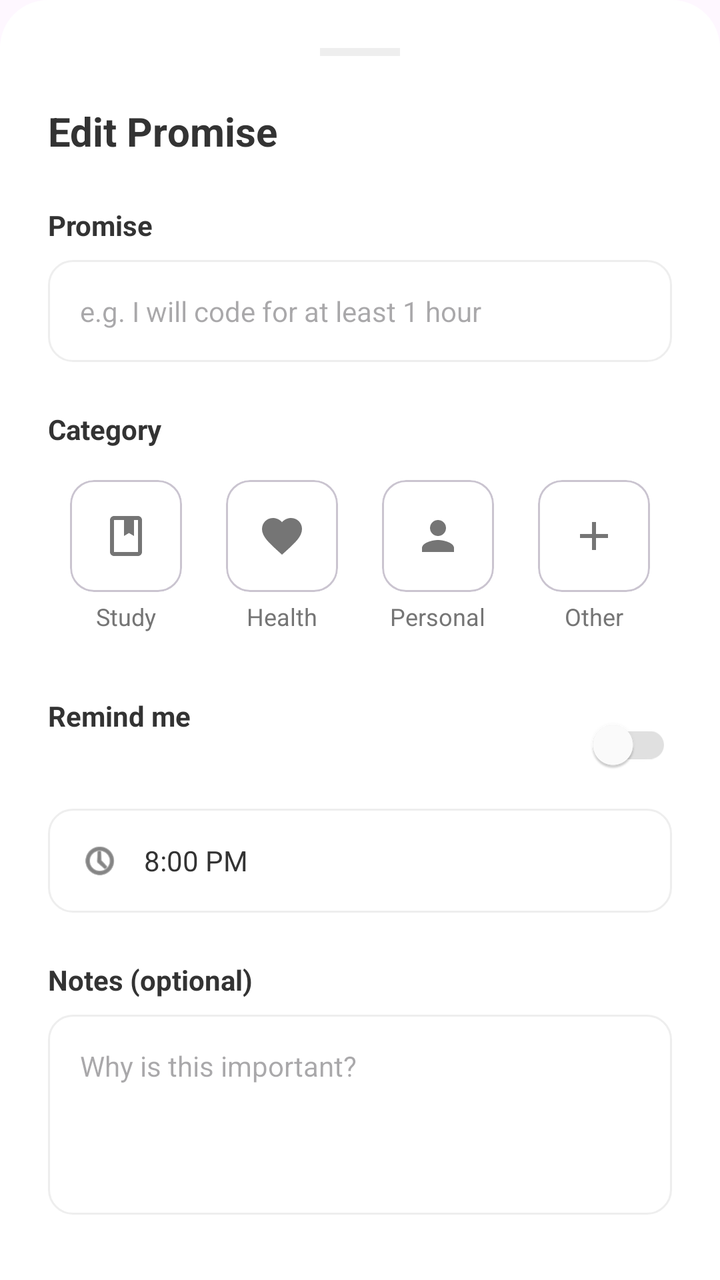
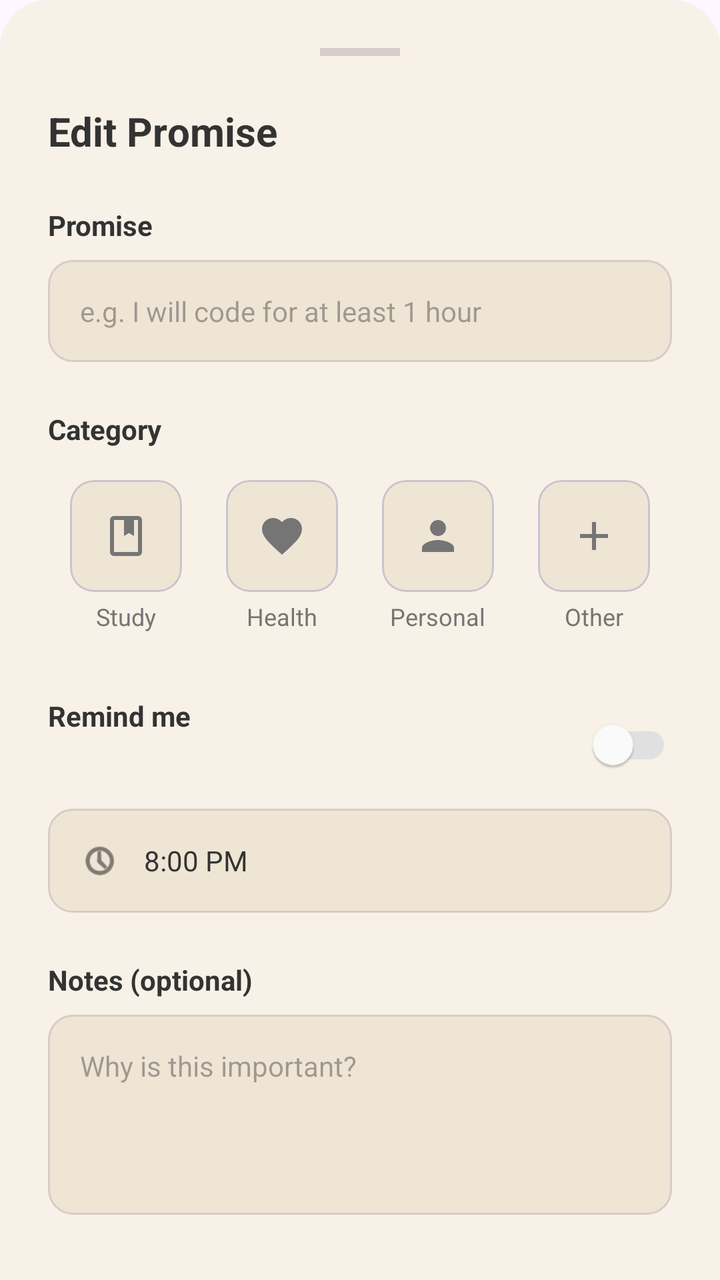

Compare the two renders of this Android layout. The source of the first and the diff that turns it into the second are given below.
<!-- AndroidManifest.xml: application theme Theme.PromiseKeeper -->
<!-- res/layout/dialog_edit_promise.xml -->
<?xml version="1.0" encoding="utf-8"?>
<androidx.core.widget.NestedScrollView xmlns:android="http://schemas.android.com/apk/res/android"
    xmlns:app="http://schemas.android.com/apk/res-auto"
    xmlns:tools="http://schemas.android.com/tools"
    android:layout_width="match_parent"
    android:layout_height="wrap_content"
    android:background="@drawable/bg_bottom_sheet">

    <LinearLayout
        android:layout_width="match_parent"
        android:layout_height="wrap_content"
        android:orientation="vertical"
        android:padding="24dp">

        <View
            android:layout_width="40dp"
            android:layout_height="4dp"
            android:layout_gravity="center"
            android:layout_marginBottom="24dp"
            android:background="@color/light_gray" />

        <TextView
            android:id="@+id/tvTitle"
            android:layout_width="wrap_content"
            android:layout_height="wrap_content"
            android:text="Edit Promise"
            android:textColor="@color/text_dark"
            android:textSize="20sp"
            android:textStyle="bold" />

        <TextView
            android:layout_width="wrap_content"
            android:layout_height="wrap_content"
            android:layout_marginTop="24dp"
            android:text="Promise"
            android:textColor="@color/text_dark"
            android:textStyle="bold" />

        <EditText
            android:id="@+id/etPromise"
            android:layout_width="match_parent"
            android:layout_height="wrap_content"
            android:layout_marginTop="8dp"
            android:background="@drawable/bg_input_field"
            android:hint="e.g. I will code for at least 1 hour"
            android:padding="16dp"
            android:textSize="14sp"
            android:maxLength="100"
            android:inputType="textCapSentences" />

        <TextView
            android:layout_width="wrap_content"
            android:layout_height="wrap_content"
            android:layout_marginTop="24dp"
            android:text="Category"
            android:textColor="@color/text_dark"
            android:textStyle="bold" />

        <LinearLayout
            android:layout_width="match_parent"
            android:layout_height="wrap_content"
            android:layout_marginTop="16dp"
            android:gravity="center"
            android:orientation="horizontal">

            <LinearLayout
                android:id="@+id/btnStudy"
                android:layout_width="0dp"
                android:layout_height="wrap_content"
                android:layout_weight="1"
                android:gravity="center"
                android:orientation="vertical">
                <com.google.android.material.card.MaterialCardView
                    android:layout_width="56dp"
                    android:layout_height="56dp"
                    app:cardBackgroundColor="@color/white"
                    app:cardCornerRadius="12dp"
                    app:cardElevation="0dp">
                    <ImageView
                        android:layout_width="24dp"
                        android:layout_height="24dp"
                        android:layout_gravity="center"
                        android:src="@drawable/ic_study"
                        app:tint="@color/text_gray" />
                </com.google.android.material.card.MaterialCardView>
                <TextView
                    android:layout_width="wrap_content"
                    android:layout_height="wrap_content"
                    android:layout_marginTop="4dp"
                    android:text="Study"
                    android:textSize="12sp"
                    android:textColor="@color/text_gray" />
            </LinearLayout>

            <LinearLayout
                android:id="@+id/btnHealth"
                android:layout_width="0dp"
                android:layout_height="wrap_content"
                android:layout_weight="1"
                android:gravity="center"
                android:orientation="vertical">
                <com.google.android.material.card.MaterialCardView
                    android:layout_width="56dp"
                    android:layout_height="56dp"
                    app:cardBackgroundColor="@color/white"
                    app:cardCornerRadius="12dp"
                    app:cardElevation="0dp">
                    <ImageView
                        android:layout_width="24dp"
                        android:layout_height="24dp"
                        android:layout_gravity="center"
                        android:src="@drawable/ic_health"
                        app:tint="@color/text_gray" />
                </com.google.android.material.card.MaterialCardView>
                <TextView
                    android:layout_width="wrap_content"
                    android:layout_height="wrap_content"
                    android:layout_marginTop="4dp"
                    android:text="Health"
                    android:textSize="12sp"
                    android:textColor="@color/text_gray" />
            </LinearLayout>

            <LinearLayout
                android:id="@+id/btnPersonal"
                android:layout_width="0dp"
                android:layout_height="wrap_content"
                android:layout_weight="1"
                android:gravity="center"
                android:orientation="vertical">
                <com.google.android.material.card.MaterialCardView
                    android:layout_width="56dp"
                    android:layout_height="56dp"
                    app:cardBackgroundColor="@color/white"
                    app:cardCornerRadius="12dp"
                    app:cardElevation="0dp">
                    <ImageView
                        android:layout_width="24dp"
                        android:layout_height="24dp"
                        android:layout_gravity="center"
                        android:src="@drawable/ic_personal"
                        app:tint="@color/text_gray" />
                </com.google.android.material.card.MaterialCardView>
                <TextView
                    android:layout_width="wrap_content"
                    android:layout_height="wrap_content"
                    android:layout_marginTop="4dp"
                    android:text="Personal"
                    android:textSize="12sp"
                    android:textColor="@color/text_gray" />
            </LinearLayout>

            <LinearLayout
                android:id="@+id/btnOther"
                android:layout_width="0dp"
                android:layout_height="wrap_content"
                android:layout_weight="1"
                android:gravity="center"
                android:orientation="vertical">
                <com.google.android.material.card.MaterialCardView
                    android:layout_width="56dp"
                    android:layout_height="56dp"
                    app:cardBackgroundColor="@color/white"
                    app:cardCornerRadius="12dp"
                    app:cardElevation="0dp">
                    <ImageView
                        android:layout_width="24dp"
                        android:layout_height="24dp"
                        android:layout_gravity="center"
                        android:src="@drawable/ic_other"
                        app:tint="@color/text_gray" />
                </com.google.android.material.card.MaterialCardView>
                <TextView
                    android:layout_width="wrap_content"
                    android:layout_height="wrap_content"
                    android:layout_marginTop="4dp"
                    android:text="Other"
                    android:textSize="12sp"
                    android:textColor="@color/text_gray" />
            </LinearLayout>
        </LinearLayout>

        <RelativeLayout
            android:layout_width="match_parent"
            android:layout_height="wrap_content"
            android:layout_marginTop="32dp">
            <TextView
                android:layout_width="wrap_content"
                android:layout_height="wrap_content"
                android:text="Remind me"
                android:textColor="@color/text_dark"
                android:textStyle="bold" />
            <com.google.android.material.switchmaterial.SwitchMaterial
                android:id="@+id/switchRemind"
                android:layout_width="wrap_content"
                android:layout_height="wrap_content"
                android:layout_alignParentEnd="true"
                app:thumbTint="@color/white"
                app:trackTint="@color/switch_track_selector" />
        </RelativeLayout>

        <LinearLayout
            android:id="@+id/btnTimePicker"
            android:layout_width="match_parent"
            android:layout_height="wrap_content"
            android:layout_marginTop="8dp"
            android:background="@drawable/bg_input_field"
            android:gravity="center_vertical"
            android:padding="16dp">
            <ImageView
                android:layout_width="20dp"
                android:layout_height="20dp"
                android:src="@android:drawable/ic_menu_recent_history"
                app:tint="@color/text_dark" />
            <TextView
                android:id="@+id/tvTime"
                android:layout_width="wrap_content"
                android:layout_height="wrap_content"
                android:layout_marginStart="12dp"
                android:text="8:00 PM"
                android:textColor="@color/text_dark"
                android:textSize="14sp" />
        </LinearLayout>

        <TextView
            android:layout_width="wrap_content"
            android:layout_height="wrap_content"
            android:layout_marginTop="24dp"
            android:text="Notes (optional)"
            android:textColor="@color/text_dark"
            android:textStyle="bold" />

        <EditText
            android:id="@+id/etNotes"
            android:layout_width="match_parent"
            android:layout_height="wrap_content"
            android:layout_marginTop="8dp"
            android:background="@drawable/bg_input_field"
            android:gravity="top"
            android:hint="Why is this important?"
            android:padding="16dp"
            android:textSize="14sp"
            android:minHeight="100dp"
            android:maxLength="500"
            android:inputType="textMultiLine" />

        <com.google.android.material.button.MaterialButton
            android:id="@+id/btnSave"
            android:layout_width="match_parent"
            android:layout_height="56dp"
            android:layout_marginTop="32dp"
            android:backgroundTint="@color/accent_red"
            android:text="Update Promise"
            android:textAllCaps="false"
            app:cornerRadius="12dp" />

        <ProgressBar
            android:id="@+id/progressBar"
            android:layout_width="wrap_content"
            android:layout_height="wrap_content"
            android:layout_gravity="center"
            android:layout_marginTop="16dp"
            android:visibility="gone"
            android:indeterminateTint="@color/accent_red" />

    </LinearLayout>
</androidx.core.widget.NestedScrollView>
<!-- resources referenced by this layout -->
<resources>
  <color name="accent_red">#F27878</color>
  <color name="light_gray">#EEEEEE</color>
  <color name="text_dark">#333333</color>
  <color name="text_gray">#757575</color>
  <color name="white">#FFFFFFFF</color>
  <!-- drawable bg_bottom_sheet (drawable) -->
  <?xml version="1.0" encoding="utf-8"?>
  <shape xmlns:android="http://schemas.android.com/apk/res/android">
      <solid android:color="@color/white" />
      <corners
          android:topLeftRadius="24dp"
          android:topRightRadius="24dp" />
  </shape>
  <!-- drawable bg_input_field (drawable) -->
  <?xml version="1.0" encoding="utf-8"?>
  <shape xmlns:android="http://schemas.android.com/apk/res/android">
      <solid android:color="@color/white" />
      <stroke android:width="1dp" android:color="@color/light_gray" />
      <corners android:radius="12dp" />
  </shape>
  <!-- drawable ic_health (drawable) -->
  <vector xmlns:android="http://schemas.android.com/apk/res/android"
      android:width="24dp"
      android:height="24dp"
      android:viewportWidth="24"
      android:viewportHeight="24">
      <path
          android:fillColor="#000000"
          android:pathData="M12,21.35l-1.45,-1.32C5.4,15.36 2,12.28 2,8.5 2,5.42 4.42,3 7.5,3c1.74,0 3.41,0.81 4.5,2.09C13.09,3.81 14.76,3 16.5,3 19.58,3 22,5.42 22,8.5c0,3.78 -3.4,6.86 -8.55,11.54L12,21.35z"/>
  </vector>
  <!-- drawable ic_other (drawable) -->
  <vector xmlns:android="http://schemas.android.com/apk/res/android"
      android:width="24dp"
      android:height="24dp"
      android:viewportWidth="24"
      android:viewportHeight="24">
      <path
          android:fillColor="#000000"
          android:pathData="M19,13h-6v6h-2v-6H5v-2h6V5h2v6h6v2z"/>
  </vector>
  <!-- drawable ic_personal (drawable) -->
  <vector xmlns:android="http://schemas.android.com/apk/res/android"
      android:width="24dp"
      android:height="24dp"
      android:viewportWidth="24"
      android:viewportHeight="24">
      <path
          android:fillColor="#000000"
          android:pathData="M12,12c2.21,0 4,-1.79 4,-4s-1.79,-4 -4,-4 -4,1.79 -4,4 1.79,4 4,4zM12,14c-2.67,0 -8,1.34 -8,4v2h16v-2c0,-2.66 -5.33,-4 -8,-4z"/>
  </vector>
  <!-- drawable ic_study (drawable) -->
  <vector xmlns:android="http://schemas.android.com/apk/res/android"
      android:width="24dp"
      android:height="24dp"
      android:viewportWidth="24"
      android:viewportHeight="24">
      <path
          android:fillColor="#000000"
          android:pathData="M18,2L6,2c-1.1,0 -2,0.9 -2,2v16c0,1.1 0.9,2 2,2h12c1.1,0 2,-0.9 2,-2L20,4c0,-1.1 -0.9,-2 -2,-2zM18,20L6,20L6,4h5v8l2.5,-1.5L16,12L16,4h2v16z"/>
  </vector>
  <style name="Theme.PromiseKeeper" parent="Base.Theme.PromiseKeeper" />
  <style name="Base.Theme.PromiseKeeper" parent="Theme.Material3.DayNight.NoActionBar">
          
          <item name="colorPrimary">@color/accent_red</item>
      </style>
</resources>

<!-- the commit's change to res/layout/dialog_edit_promise.xml (unified diff, before → after) -->
@@ -73,7 +73,7 @@
                 <com.google.android.material.card.MaterialCardView
                     android:layout_width="56dp"
                     android:layout_height="56dp"
-                    app:cardBackgroundColor="@color/white"
+                    app:cardBackgroundColor="@color/card_tan"
                     app:cardCornerRadius="12dp"
                     app:cardElevation="0dp">
                     <ImageView
@@ -102,7 +102,7 @@
                 <com.google.android.material.card.MaterialCardView
                     android:layout_width="56dp"
                     android:layout_height="56dp"
-                    app:cardBackgroundColor="@color/white"
+                    app:cardBackgroundColor="@color/card_tan"
                     app:cardCornerRadius="12dp"
                     app:cardElevation="0dp">
                     <ImageView
@@ -131,7 +131,7 @@
                 <com.google.android.material.card.MaterialCardView
                     android:layout_width="56dp"
                     android:layout_height="56dp"
-                    app:cardBackgroundColor="@color/white"
+                    app:cardBackgroundColor="@color/card_tan"
                     app:cardCornerRadius="12dp"
                     app:cardElevation="0dp">
                     <ImageView
@@ -160,7 +160,7 @@
                 <com.google.android.material.card.MaterialCardView
                     android:layout_width="56dp"
                     android:layout_height="56dp"
-                    app:cardBackgroundColor="@color/white"
+                    app:cardBackgroundColor="@color/card_tan"
                     app:cardCornerRadius="12dp"
                     app:cardElevation="0dp">
                     <ImageView
<!-- resource entries referenced after the edit -->
@@ -1,14 +1,15 @@
 <!-- resources referenced by this layout -->
 <resources>
   <color name="accent_red">#F27878</color>
-  <color name="light_gray">#EEEEEE</color>
+  <color name="card_tan">#EFE5D5</color>
+  <color name="light_gray">#D7CCC8</color>
   <color name="text_dark">#333333</color>
   <color name="text_gray">#757575</color>
   <color name="white">#FFFFFFFF</color>
   <!-- drawable bg_bottom_sheet (drawable) -->
   <?xml version="1.0" encoding="utf-8"?>
   <shape xmlns:android="http://schemas.android.com/apk/res/android">
-      <solid android:color="@color/white" />
+      <solid android:color="@color/bg_soft" />
       <corners
           android:topLeftRadius="24dp"
           android:topRightRadius="24dp" />
@@ -16,7 +17,7 @@
   <!-- drawable bg_input_field (drawable) -->
   <?xml version="1.0" encoding="utf-8"?>
   <shape xmlns:android="http://schemas.android.com/apk/res/android">
-      <solid android:color="@color/white" />
+      <solid android:color="@color/card_tan" />
       <stroke android:width="1dp" android:color="@color/light_gray" />
       <corners android:radius="12dp" />
   </shape>
@@ -61,9 +62,13 @@
           android:pathData="M18,2L6,2c-1.1,0 -2,0.9 -2,2v16c0,1.1 0.9,2 2,2h12c1.1,0 2,-0.9 2,-2L20,4c0,-1.1 -0.9,-2 -2,-2zM18,20L6,20L6,4h5v8l2.5,-1.5L16,12L16,4h2v16z"/>
   </vector>
   <style name="Theme.PromiseKeeper" parent="Base.Theme.PromiseKeeper" />
+  <color name="bg_soft">#F8F1E7</color>
   <style name="Base.Theme.PromiseKeeper" parent="Theme.Material3.DayNight.NoActionBar">
           
           <item name="colorPrimary">@color/accent_red</item>
+          <item name="android:navigationBarColor">@color/nav_tan_gray</item>
+          <item name="android:windowLightNavigationBar">true</item>
       </style>
+  <color name="nav_tan_gray">#E5DED2</color>
 </resources>
 
